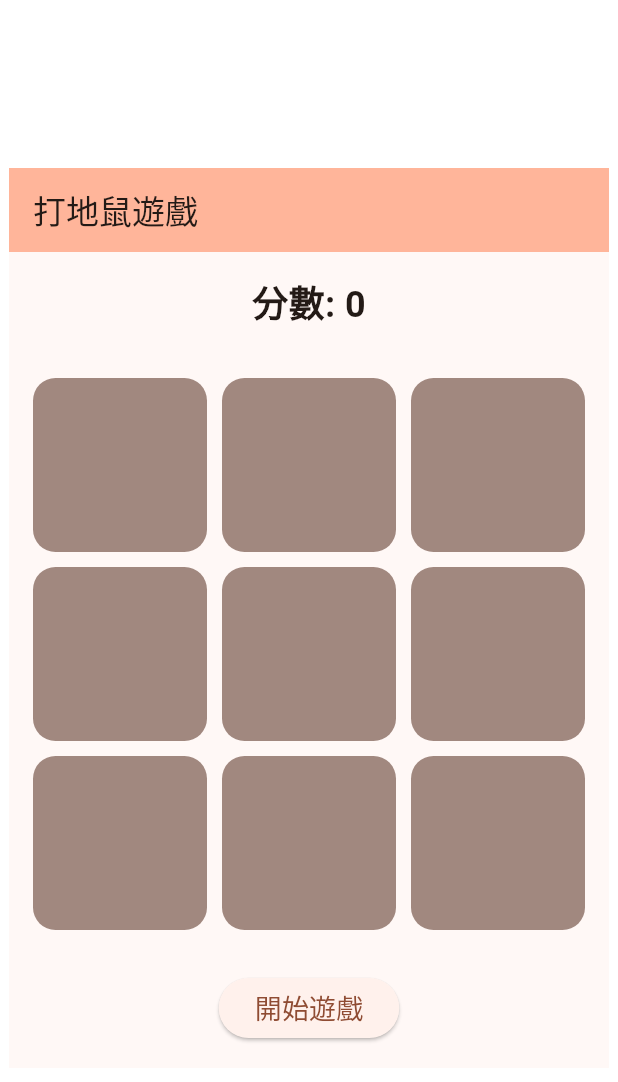
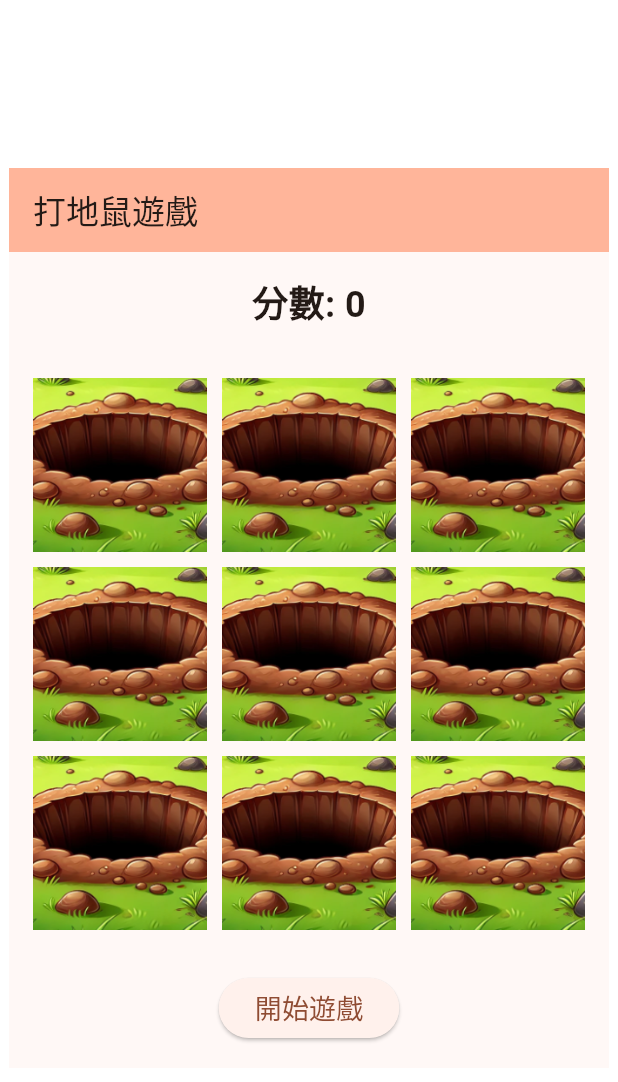
Before and after one commit to howard522/hit_the_mole, a Flutter app: the screen it shows after launch, after a tap on "開始遊戲", on a phone screen of 412 x 824 dp. Shown: the top 1082 px of the screen. Run offline on Flutter 3.47's test engine with Material 3 defaults, Android fonts, the phone set to English and light mode, and no system bars; our stand-ins replace just_audio; Roboto replaces fonts that are missing (GameFont).

Commit message:
feat: add voice

```diff
--- a/first_app/lib/main.dart
+++ b/first_app/lib/main.dart
@@ -1,4 +1,5 @@
 import 'package:flutter/material.dart';
+import 'package:just_audio/just_audio.dart';
 import 'dart:async';
 import 'dart:math';
 
@@ -18,13 +19,7 @@ class MyApp extends StatelessWidget {
         useMaterial3: true,
       ),
       builder: (context, child) {
-        return Center(
-          child: SizedBox(
-            width: 400, // 設置視窗寬度
-            height: 600, // 設置視窗高度
-            child: child!,
-          ),
-        );
+        return Center(child: SizedBox(width: 400, height: 600, child: child!));
       },
       home: const WhackAMolePage(),
     );
@@ -39,14 +34,60 @@ class WhackAMolePage extends StatefulWidget {
 }
 
 class _WhackAMolePageState extends State<WhackAMolePage> {
+  final AudioPlayer _backgroundMusic = AudioPlayer();
   int score = 0;
   List<bool> moleVisible = List.generate(9, (index) => false);
   Timer? gameTimer;
   bool isPlaying = false;
 
+  @override
+  void initState() {
+    super.initState();
+    _initAudio();
+  }
+
+  Future<void> _initAudio() async {
+    try {
+      await _backgroundMusic.setAsset('assets/audio/background_music.mp3');
+      await _backgroundMusic.setLoopMode(LoopMode.one);
+      await _backgroundMusic.setVolume(0.5); // Set volume to 50%
+
+      print('Audio initialized successfully');
+    } catch (e) {
+      print('Error initializing audio: $e');
+    }
+  }
+
+  Future<void> _playHitSound() async {
+    try {
+      // 創建新的音效播放器實例
+      final hitPlayer = AudioPlayer();
+      await hitPlayer.setAsset('assets/audio/hit_sound.mp3');
+      await hitPlayer.setVolume(1.0);
+      await hitPlayer.play();
+      // 播放完成後釋放資源
+      hitPlayer.processingStateStream.listen((state) {
+        if (state == ProcessingState.completed) {
+          hitPlayer.dispose();
+        }
+      });
+    } catch (e) {
+      print('Error playing hit sound: $e');
+    }
+  }
+
   void startGame() {
     score = 0;
     isPlaying = true;
+    _backgroundMusic.seek(Duration.zero); // Reset to beginning
+    _backgroundMusic
+        .play()
+        .then((_) {
+          print('Background music started');
+        })
+        .catchError((error) {
+          print('Error playing background music: $error');
+        });
     gameTimer = Timer.periodic(const Duration(milliseconds: 1600), (timer) {
       setState(() {
         moleVisible = List.generate(9, (index) => false);
@@ -56,6 +97,7 @@ class _WhackAMolePageState extends State<WhackAMolePage> {
   }
 
   void stopGame() {
+    _backgroundMusic.stop();
     gameTimer?.cancel();
     setState(() {
       isPlaying = false;
@@ -65,6 +107,7 @@ class _WhackAMolePageState extends State<WhackAMolePage> {
 
   void hitMole(int index) {
     if (moleVisible[index] && isPlaying) {
+      _playHitSound(); // 使用新的音效播放方法
       setState(() {
         score++;
         moleVisible[index] = false;
@@ -74,6 +117,7 @@ class _WhackAMolePageState extends State<WhackAMolePage> {
 
   @override
   void dispose() {
+    _backgroundMusic.dispose();
     gameTimer?.cancel();
     super.dispose();
   }
@@ -91,7 +135,11 @@ class _WhackAMolePageState extends State<WhackAMolePage> {
             padding: const EdgeInsets.all(16.0),
             child: Text(
               '分數: $score',
-              style: const TextStyle(fontSize: 24, fontWeight: FontWeight.bold),
+              style: const TextStyle(
+                fontSize: 24,
+                fontWeight: FontWeight.bold,
+                fontFamily: 'GameFont',
+              ),
             ),
           ),
           Expanded(
@@ -101,25 +149,32 @@ class _WhackAMolePageState extends State<WhackAMolePage> {
                 crossAxisCount: 3,
                 crossAxisSpacing: 10,
                 mainAxisSpacing: 10,
+                childAspectRatio: 1, // 確保每個地鼠洞是正方形
               ),
               itemCount: 9,
               itemBuilder: (context, index) {
                 return GestureDetector(
                   onTap: () => hitMole(index),
-                  child: Container(
-                    decoration: BoxDecoration(
-                      color: Colors.brown[300],
-                      borderRadius: BorderRadius.circular(15),
-                    ),
-                    child: Center(
-                      child: moleVisible[index]
-                          ? Image.asset(
-                              'assets/images/mole.png',
-                              width: 40,
-                              height: 40,
-                            )
-                          : null,
-                    ),
+                  child: Stack(
+                    alignment: Alignment.center,
+                    children: [
+                      AspectRatio(
+                        aspectRatio: 1,
+                        child: Image.asset(
+                          'assets/images/mole_hole.png',
+                          fit: BoxFit.cover,
+                        ),
+                      ),
+                      if (moleVisible[index])
+                        Positioned(
+                          bottom: 10, // 讓地鼠稍微浮現
+                          child: Image.asset(
+                            'assets/images/mole.png',
+                            width: 80, // 控制地鼠大小
+                            height: 80,
+                          ),
+                        ),
+                    ],
                   ),
                 );
               },
@@ -131,7 +186,7 @@ class _WhackAMolePageState extends State<WhackAMolePage> {
               onPressed: isPlaying ? stopGame : startGame,
               child: Text(
                 isPlaying ? '停止遊戲' : '開始遊戲',
-                style: const TextStyle(fontSize: 18),
+                style: const TextStyle(fontSize: 18, fontFamily: 'GameFont'),
               ),
             ),
           ),
```
Also changed, not shown: first_app/pubspec.yaml (+8 -1 lines), first_app/assets/images/mole.png, first_app/pubspec.lock, 5 other files.
